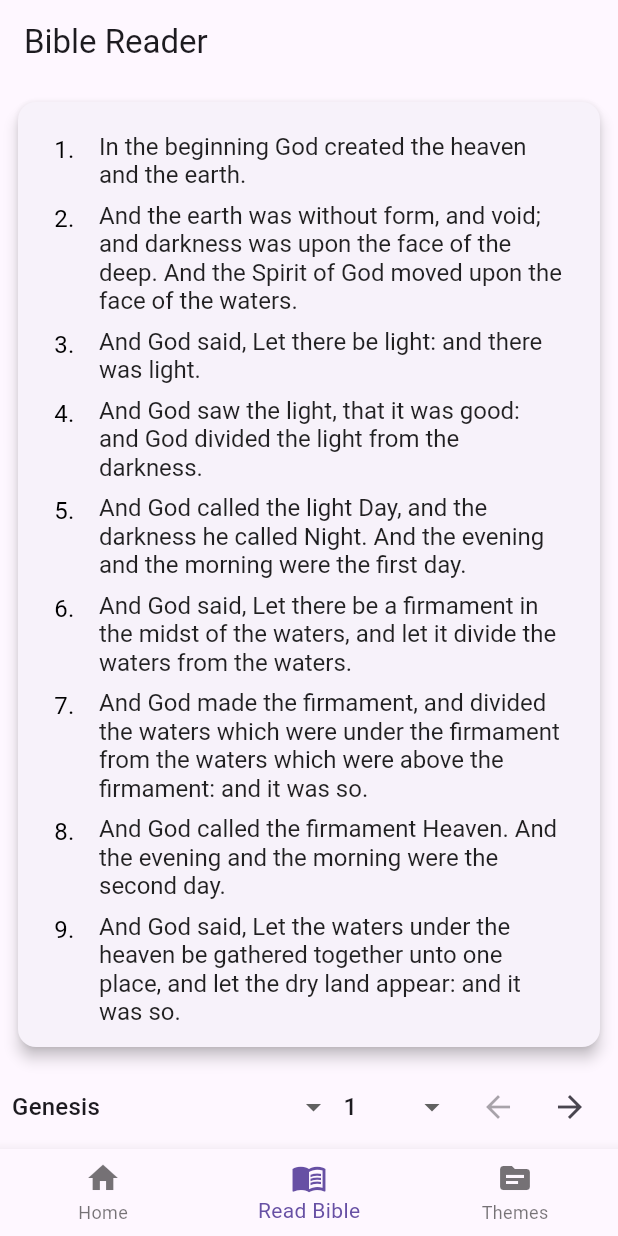
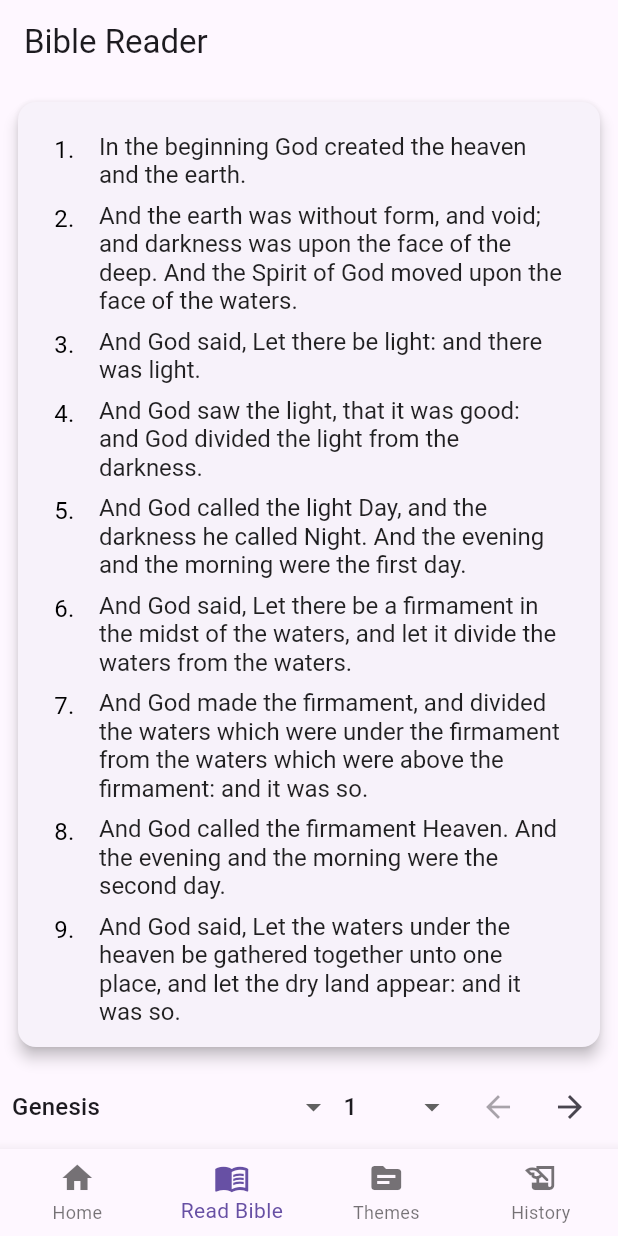
Before and after one commit to Troniccs2/flutter_thematic_bible_study, a Flutter app: the screen it shows after launch, item 2 of the bottom bar chosen, on a phone screen of 412 x 824 dp. Run offline on Flutter 3.47's test engine with Material 3 defaults, Android fonts, the light colour scheme and no system bars; our stand-ins replace shared_preferences, sqflite; accounts and stored records are empty.

Commit message:
added church_history_screen

```diff
--- a/thematic_bible_study/lib/main.dart
+++ b/thematic_bible_study/lib/main.dart
@@ -3,6 +3,7 @@ import 'package:flutter/material.dart';
 import 'package:thematic_bible_study/screens/bible_reader_screen.dart';
 import 'package:thematic_bible_study/screens/thematic_study_screen.dart';
 import 'package:thematic_bible_study/screens/home_page_screen.dart';
+import 'package:thematic_bible_study/screens/church_history_screen.dart';
 
 void main() {
   runApp(const MyApp());
@@ -41,6 +42,7 @@ class _MainAppWrapperState extends State<MainAppWrapper> {
     BibleReaderScreen(initialBookName: 'Genesis', // Or your desired starting book
   initialChapterNumber: 1,),
     ThematicStudyScreen(),
+    ChurchHistoryScreen(),
 
 
   ];
@@ -58,6 +60,7 @@ class _MainAppWrapperState extends State<MainAppWrapper> {
         child: _widgetOptions.elementAt(_selectedIndex), // Display the selected screen
       ),
       bottomNavigationBar: BottomNavigationBar(
+        type: BottomNavigationBarType.fixed,
         items: const <BottomNavigationBarItem>[
           BottomNavigationBarItem(
             icon: Icon(Icons.home),
@@ -71,6 +74,10 @@ class _MainAppWrapperState extends State<MainAppWrapper> {
             icon: Icon(Icons.topic), // Topic/theme icon
             label: 'Themes',
           ),
+          BottomNavigationBarItem(
+            icon: Icon(Icons.history_edu),
+            label: 'History',
+          ),
         ],
         currentIndex: _selectedIndex,
         selectedItemColor: Theme.of(context).primaryColor,
--- a/thematic_bible_study/lib/screens/bible_reader_screen.dart
+++ b/thematic_bible_study/lib/screens/bible_reader_screen.dart
@@ -25,11 +25,10 @@ class _BibleReaderScreenState extends State<BibleReaderScreen> {
   String _selectedBookName = '';
   int _selectedChapterNumber = 1;
 
-  List<String> _bookNames = []; // List of all book names for the dropdown
-  List<int> _chapterNumbers = []; // List of chapter numbers for the currently selected book
+  List<String> _bookNames = [];
+  List<int> _chapterNumbers = [];
 
   final DatabaseHelper _dbHelper = DatabaseHelper();
-  // Using a Map<int, Note?> to store notes, where key is verseNumber
   final Map<int, Note?> _notesCache = {};
 
   @override
@@ -37,16 +36,18 @@ class _BibleReaderScreenState extends State<BibleReaderScreen> {
     super.initState();
     _selectedBookName = widget.initialBookName;
     _selectedChapterNumber = widget.initialChapterNumber;
-    _initializeBibleData(); // Load all books and then the selected one
+    _initializeBibleData();
   }
 
   Future<void> _initializeBibleData() async {
     try {
       final List<String> allBookNames = await _bibleDataService.loadBookNames();
+      if (!mounted) return;
       _bookNames = allBookNames;
 
       await _loadSelectedBookAndChapter();
 
+      if (!mounted) return;
       setState(() {
         if (_selectedBook != null) {
           _chapterNumbers = List.generate(_selectedBook!.chapters.length, (index) => index + 1);
@@ -60,6 +61,7 @@ class _BibleReaderScreenState extends State<BibleReaderScreen> {
   Future<void> _loadSelectedBookAndChapter() async {
     try {
       final book = await _bibleDataService.loadBook(_selectedBookName);
+      if (!mounted) return;
       setState(() {
         _selectedBook = book;
         _chapterNumbers = List.generate(book.chapters.length, (index) => index + 1);
@@ -67,7 +69,7 @@ class _BibleReaderScreenState extends State<BibleReaderScreen> {
           _selectedChapterNumber = 1;
         }
       });
-      await _loadNotesForCurrentChapter(); // Load notes after book/chapter is set
+      await _loadNotesForCurrentChapter();
     } catch (e) {
       debugPrint('Error loading selected book and chapter: $e');
     }
@@ -83,11 +85,12 @@ class _BibleReaderScreenState extends State<BibleReaderScreen> {
         _selectedChapterNumber,
       );
 
-      _notesCache.clear(); // Clear old notes
+      _notesCache.clear();
       for (var note in notes) {
-        _notesCache[note.verseNumber] = note; // Populate cache with notes from DB
+        _notesCache[note.verseNumber] = note;
       }
-      setState(() {}); // Crucial: Rebuild UI to display note indicators
+      if (!mounted) return;
+      setState(() {});
       debugPrint('Loaded ${notes.length} notes for $_selectedBookName $_selectedChapterNumber');
     } catch (e) {
       debugPrint('Error loading notes for chapter: $e');
@@ -100,9 +103,9 @@ class _BibleReaderScreenState extends State<BibleReaderScreen> {
         chapterNumber <= _selectedBook!.chapters.length) {
       setState(() {
         _selectedChapterNumber = chapterNumber;
-        _notesCache.clear(); // Clear cache when changing chapter
+        _notesCache.clear();
       });
-      _loadNotesForCurrentChapter(); // Load notes for the new chapter
+      _loadNotesForCurrentChapter();
     }
   }
 
@@ -116,7 +119,6 @@ class _BibleReaderScreenState extends State<BibleReaderScreen> {
 
   Future<void> _showNoteDialog(Verse verse) async {
     Note? existingNote = _notesCache[verse.verseNumber];
-    // This controller is key: it's initialized with the existing note's text
     TextEditingController noteController =
         TextEditingController(text: existingNote?.noteText ?? '');
 
@@ -144,7 +146,7 @@ class _BibleReaderScreenState extends State<BibleReaderScreen> {
                 const Divider(),
                 const SizedBox(height: 8.0),
                 TextField(
-                  controller: noteController, // This text field *shows* the note content
+                  controller: noteController,
                   maxLines: null,
                   keyboardType: TextInputType.multiline,
                   decoration: const InputDecoration(
@@ -161,11 +163,10 @@ class _BibleReaderScreenState extends State<BibleReaderScreen> {
               child: const Text('Cancel'),
               onPressed: () {
                 if (!mounted) return;
-                // ignore: use_build_context_synchronously
                 Navigator.of(context).pop();
               },
             ),
-            if (existingNote != null) // Only show delete if a note already exists
+            if (existingNote != null)
               TextButton(
                 style: TextButton.styleFrom(foregroundColor: Colors.red),
                 child: const Text('Delete'),
@@ -173,11 +174,8 @@ class _BibleReaderScreenState extends State<BibleReaderScreen> {
                   if (existingNote.id != null) {
                     await _dbHelper.deleteNote(existingNote.id!);
                     debugPrint('Note deleted for $currentBookName $currentChapterNumber:${verse.verseNumber}');
-                    // No need for _notesCache.remove and setState here,
-                    // as _loadNotesForCurrentChapter will refresh everything
                   }
                   if (!mounted) return;
-                  // ignore: use_build_context_synchronously
                   Navigator.of(context).pop();
                 },
               ),
@@ -190,12 +188,10 @@ class _BibleReaderScreenState extends State<BibleReaderScreen> {
                     final int bookId = _bibleDataService.getBookIdFromName(currentBookName);
 
                     if (existingNote != null) {
-                      // Update existing note
                       existingNote.noteText = noteText;
                       await _dbHelper.updateNote(existingNote);
                       debugPrint('Note updated for $currentBookName $currentChapterNumber:${verse.verseNumber}');
                     } else {
-                      // Insert new note
                       final newNote = Note(
                         bookId: bookId,
                         chapterNumber: currentChapterNumber,
@@ -205,21 +201,16 @@ class _BibleReaderScreenState extends State<BibleReaderScreen> {
                       final int newId = await _dbHelper.insertNote(newNote);
                       debugPrint('Note inserted with ID: $newId for $currentBookName $currentChapterNumber:${verse.verseNumber}');
                     }
-                    // No need for setState here, as _loadNotesForCurrentChapter will refresh everything
                   } catch (e) {
                     debugPrint('Error saving note: $e');
                   }
                 } else {
-                  // If note text is empty and there was an existing note, delete it
                   if (existingNote != null && existingNote.id != null) {
                     await _dbHelper.deleteNote(existingNote.id!);
                     debugPrint('Note implicitly deleted (empty text) for $currentBookName $currentChapterNumber:${verse.verseNumber}');
-                    // No need for _notesCache.remove and setState here,
-                    // as _loadNotesForCurrentChapter will refresh everything
                   }
                 }
                 if (!mounted) return;
-                // ignore: use_build_context_synchronously
                 Navigator.of(context).pop();
               },
             ),
@@ -229,7 +220,6 @@ class _BibleReaderScreenState extends State<BibleReaderScreen> {
     );
   }
 
-  // Helper method to build just the ListView of verses
   Widget _buildVerseListView() {
     if (_selectedBook == null || _selectedBook!.chapters.isEmpty || _selectedChapterNumber < 1 || _selectedChapterNumber > _selectedBook!.chapters.length) {
       return const Center(child: Text('Chapter content not available.'));
@@ -243,15 +233,12 @@ class _BibleReaderScreenState extends State<BibleReaderScreen> {
       itemBuilder: (context, index) {
         final Verse verse = currentChapter.verses[index];
         final Note? verseNote = _notesCache[verse.verseNumber];
-        // Assuming Note.noteText is a non-nullable String:
         final bool hasNote = verseNote != null && verseNote.noteText.isNotEmpty;
 
-        // CRITICAL FIX: GestureDetector now wraps the entire Padding, making the whole verse row clickable.
-        // It also AWAITS the dialog and then FORCES a reload of notes.
         return GestureDetector(
-          onTap: () async { // Make the onTap async
-            await _showNoteDialog(verse); // Await the dialog to close
-            await _loadNotesForCurrentChapter(); // CRITICAL: Reload notes to ensure UI reflects changes
+          onTap: () async {
+            await _showNoteDialog(verse);
+            await _loadNotesForCurrentChapter();
           },
           child: Padding(
             padding: const EdgeInsets.symmetric(vertical: 4.0, horizontal: 8.0),
@@ -269,9 +256,8 @@ class _BibleReaderScreenState extends State<BibleReaderScreen> {
                     ),
                   ),
                 ),
-                // Note icon is a visual indicator, displayed only if a note exists
                 if (hasNote)
-                  Padding( // Padding for spacing between verse number/icon and text
+                  Padding(
                     padding: const EdgeInsets.only(right: 4.0, left: 4.0),
                     child: Icon(
                       Icons.sticky_note_2_outlined,
@@ -302,40 +288,37 @@ class _BibleReaderScreenState extends State<BibleReaderScreen> {
   Widget build(BuildContext context) {
     return Scaffold(
       appBar: AppBar(
-        title: const Text('Bible Reader'), // Simplified AppBar
+        title: const Text('Bible Reader'),
       ),
       body: _selectedBook == null
           ? const Center(child: CircularProgressIndicator())
-          : Column( // Main content of the screen
+          : Column(
               children: [
-                Expanded( // Bible text container takes up most of the space
+                Expanded(
                   child: Padding(
-                    padding: const EdgeInsets.all(8.0), // Padding around the Card
-                    child: Card( // The Bible text content is now inside a Card
+                    padding: const EdgeInsets.all(8.0),
+                    child: Card(
                       elevation: 4.0,
                       shape: RoundedRectangleBorder(
                         borderRadius: BorderRadius.circular(12.0),
                       ),
-                      child: Padding( // Internal padding for the ListView inside the Card
+                      child: Padding(
                         padding: const EdgeInsets.all(16.0),
-                        child: _buildVerseListView(), // Call the helper method for the verses
+                        child: _buildVerseListView(),
                       ),
                     ),
                   ),
                 ),
-                // Controls section BELOW the Bible text container
-                // Adjusted layout for better spacing and to fix potential pixel issues
                 Padding(
-                  padding: const EdgeInsets.symmetric(horizontal: 8.0, vertical: 4.0), // Adjusted padding
+                  padding: const EdgeInsets.symmetric(horizontal: 8.0, vertical: 4.0),
                   child: Row(
-                    mainAxisAlignment: MainAxisAlignment.spaceBetween, // Distribute space evenly
+                    mainAxisAlignment: MainAxisAlignment.spaceBetween,
                     children: [
-                      // Book Dropdown
-                      Flexible( // Use Flexible for better control in rows
-                        flex: 3, // Give more space to book name
-                        child: DropdownButtonHideUnderline( // Hide default underline
+                      Flexible(
+                        flex: 3,
+                        child: DropdownButtonHideUnderline(
                           child: DropdownButton<String>(
-                            isExpanded: true, // Allow dropdown to expand
+                            isExpanded: true,
                             value: _selectedBookName,
                             onChanged: (String? newValue) async {
                               if (newValue != null) {
@@ -350,7 +333,7 @@ class _BibleReaderScreenState extends State<BibleReaderScreen> {
                             items: _bookNames.map<DropdownMenuItem<String>>((String value) {
                               return DropdownMenuItem<String>(
                                 value: value,
-                                child: Text(value, overflow: TextOverflow.ellipsis), // Handle long book names
+                                child: Text(value, overflow: TextOverflow.ellipsis),
                               );
                             }).toList(),
                           ),
@@ -358,9 +341,8 @@ class _BibleReaderScreenState extends State<BibleReaderScreen> {
                       ),
                       const SizedBox(width: 8),
 
-                      // Chapter Dropdown
                       Flexible(
-                        flex: 1, // Less space for chapter number
+                        flex: 1,
                         child: DropdownButtonHideUnderline(
                           child: DropdownButton<int>(
                             isExpanded: true,
@@ -381,13 +363,11 @@ class _BibleReaderScreenState extends State<BibleReaderScreen> {
                       ),
                       const SizedBox(width: 8),
 
-                      // Previous Chapter Button
                       IconButton(
                         icon: const Icon(Icons.arrow_back),
                         onPressed: _selectedChapterNumber > 1 ? _goToPreviousChapter : null,
                       ),
 
-                      // Next Chapter Button
                       IconButton(
                         icon: const Icon(Icons.arrow_forward),
                         onPressed: _selectedBook == null || _selectedChapterNumber >= _selectedBook!.chapters.length
--- a/thematic_bible_study/lib/screens/home_page_screen.dart
+++ b/thematic_bible_study/lib/screens/home_page_screen.dart
@@ -4,7 +4,8 @@ import 'package:thematic_bible_study/services/bible_data_service.dart';
 import 'package:thematic_bible_study/models/bible_models.dart';
 import 'dart:math';
 import 'package:flutter/foundation.dart'; // For debugPrint
-import 'package:shared_preferences/shared_preferences.dart'; // NEW: Import shared_preferences
+import 'package:shared_preferences/shared_preferences.dart';
+
 
 class HomeScreen extends StatefulWidget {
   const HomeScreen({super.key});
```
Also changed, not shown: thematic_bible_study/lib/screens/church_history_screen.dart (added, +172 -0 lines).
